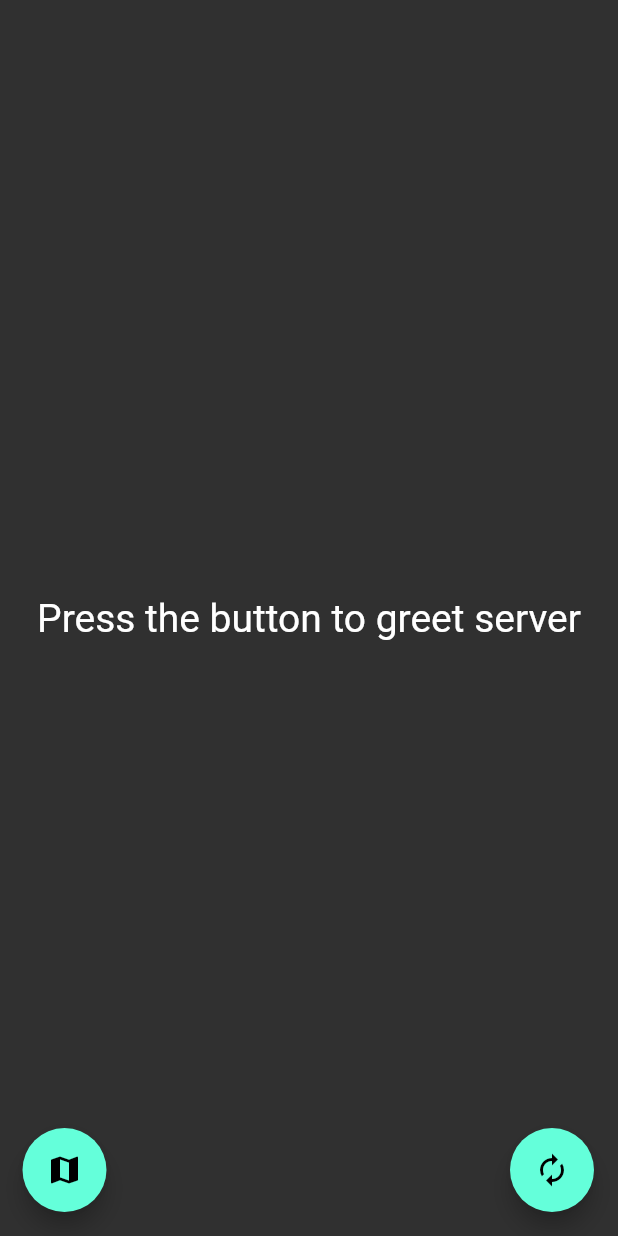
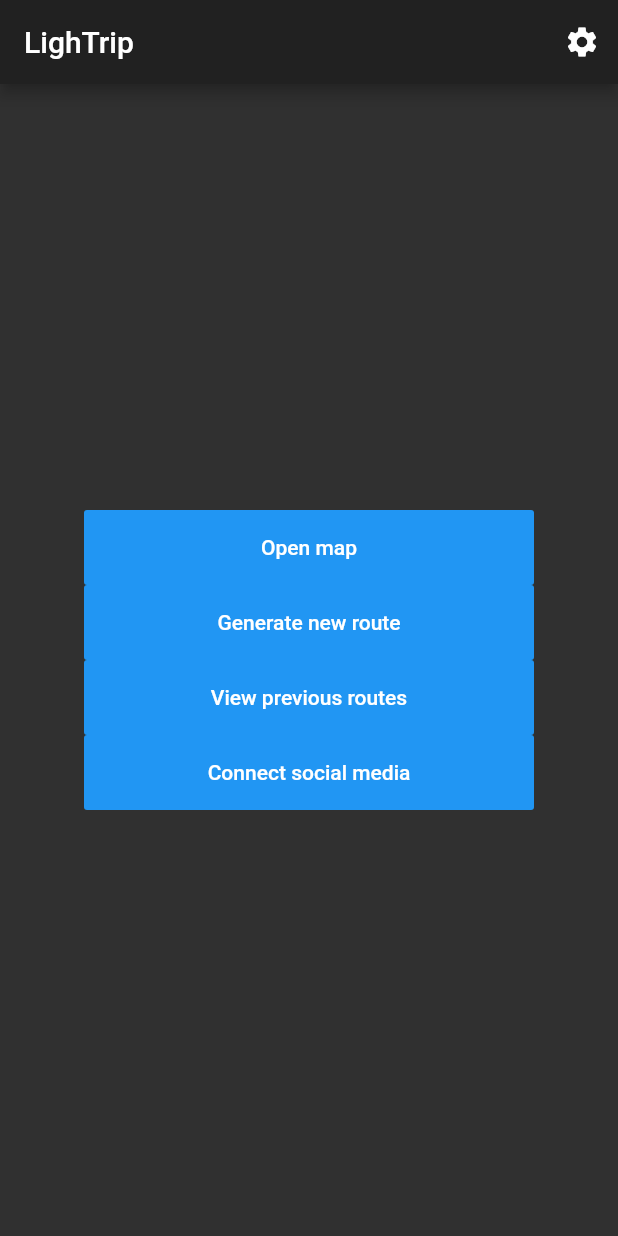
Before and after one commit to vonBach/lightrip_client, a Flutter app: the screen it shows after launch, on a phone screen of 412 x 824 dp. Run offline on Flutter 3.47's test engine with Material 2 defaults, Android fonts, the phone set to English and light mode, and no system bars; our stand-ins replace google_maps_flutter.

Commit message:
Changed main menu so we can start working on the different features

```diff
--- a/client/lib/view/start_view.dart
+++ b/client/lib/view/start_view.dart
@@ -31,7 +31,55 @@ class _StartViewState extends State<StartView> {
   @override
   Widget build(BuildContext context) {
     return Scaffold(
-        body: Center(
+      appBar: AppBar(
+        title:Text('LighTrip'),
+        actions: <Widget>[
+          IconButton(
+            icon: Icon(Icons.settings),
+            tooltip: 'Settings',
+            onPressed: () {
+              //do something
+            })
+        ],
+      ),
+      body: Center(
+        child: ButtonBar(
+          buttonMinWidth: 300,
+          buttonHeight: 50,
+          alignment: MainAxisAlignment.center,
+          children: <Widget>[
+            FlatButton(
+              child: Text('Open map'),
+              color: Colors.blue,
+              onPressed: () {
+                mapPage(context); //change page to map page
+                },
+            ),
+            FlatButton(
+              child: Text('Generate new route'),
+              color: Colors.blue,
+              onPressed: () {
+                //do something
+                },
+            ),
+            FlatButton(
+              child: Text('View previous routes'),
+              color: Colors.blue,
+              onPressed: () {
+                //do something
+                },
+            ),
+            FlatButton(
+              child: Text('Connect social media'),
+              color: Colors.blue,
+              onPressed: () {
+                //do something
+                },
+            ),
+          ],
+        )
+      )
+        /*body: Center(                             //OLD buttons
           child: FutureBuilder(
               future: futureGreeting,
               builder: (context, snapshot) {
@@ -67,7 +115,7 @@ class _StartViewState extends State<StartView> {
               ),
             ),
           ],
-        ));
+        )*/);
   }
 
   Widget _googleMap(BuildContext context) {
```
